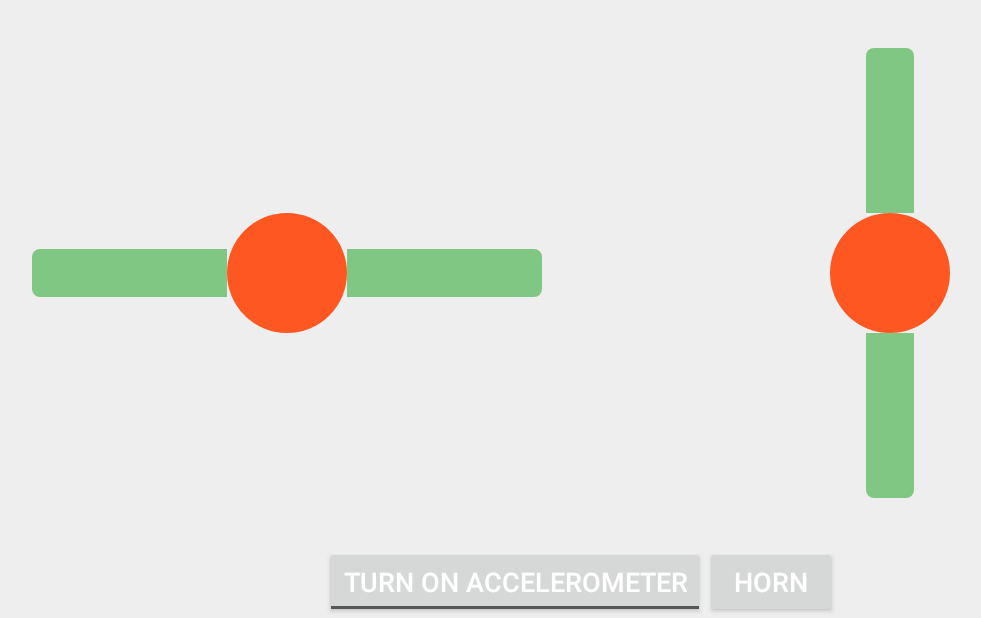
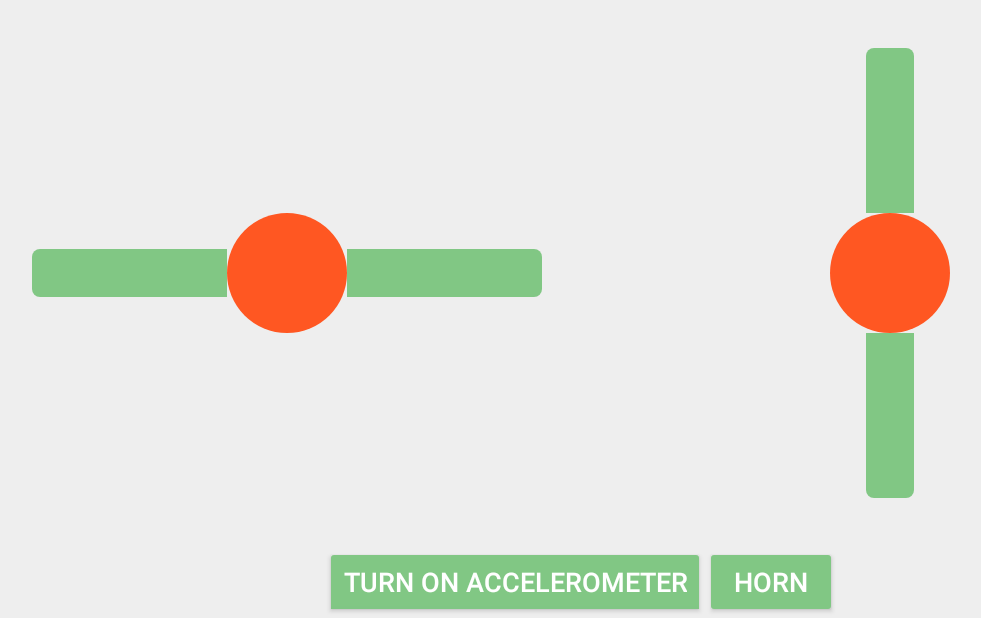
Before and after one commit to gilz688/android_rc-car, an Android app: the ControlsFragment screen opened directly, with no data from a screen before it, on a phone screen of 824 x 412 dp (held sideways). Shown: the whole screen, without its empty margins (37-1018 px from the left). Run offline under Robolectric (Android 15) with nearby library versions, the phone set to English and light mode, and no system bars; 3 statements that could not run were skipped.

Commit message:
fixed device item layout

```diff
--- a/RCCarClient/app/src/main/res/layout/card_view_device.xml
+++ b/RCCarClient/app/src/main/res/layout/card_view_device.xml
@@ -1,8 +1,8 @@
 <?xml version="1.0" encoding="utf-8"?>
 <androidx.cardview.widget.CardView
     xmlns:android="http://schemas.android.com/apk/res/android"
-    android:layout_width="match_parent"
-    android:layout_height="match_parent"
+    android:layout_width="wrap_content"
+    android:layout_height="wrap_content"
     android:layout_margin="5dp"
     android:id="@+id/card_view_device">
 
--- a/RCCarClient/app/src/main/res/layout/fragment_controls.xml
+++ b/RCCarClient/app/src/main/res/layout/fragment_controls.xml
@@ -72,6 +72,7 @@
             android:textOff="@string/toggle_accelerometer_off"
             android:textOn="@string/toggle_accelerometer_on"
             android:textSize="@dimen/abc_text_size_medium_material"
+            android:backgroundTint="@color/accent"
             android:layout_height="wrap_content"
             android:textColor="@android:color/white" />
 
@@ -79,6 +80,7 @@
             android:layout_width="wrap_content"
             android:layout_height="wrap_content"
             android:text="Horn"
+            android:backgroundTint="@color/accent"
             android:id="@+id/button_horn"
             android:textColor="@android:color/white"
             android:textSize="@dimen/abc_text_size_medium_material" />
```
